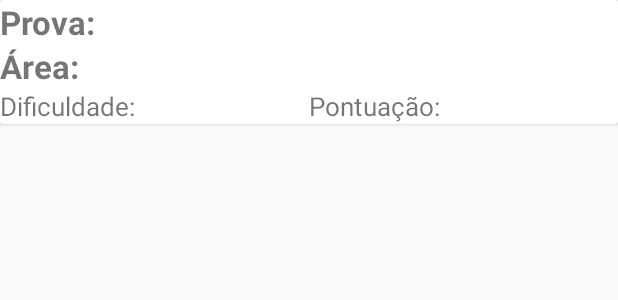
After one commit to MateusAlgayer/QuizIF, an Android app: the layout provacardview.xml on its own in the app's theme, with its tools: preview values and no code run, on a phone screen of 412 x 824 dp. The commit adds this screen. Shown: the top 300 px of the screen. Run offline under Robolectric (Android 15) with nearby library versions, the phone set to English and light mode, and no system bars.

Commit message:
provacardview

```diff
--- a/QuizIFMobile/app/src/main/res/layout/content_principal.xml
+++ b/QuizIFMobile/app/src/main/res/layout/content_principal.xml
@@ -17,7 +17,9 @@
         <androidx.recyclerview.widget.RecyclerView
             android:layout_width="match_parent"
             android:layout_height="match_parent"
-            android:layout_weight="1"/>
+            android:layout_weight="1"
+            android:id="@+id/rvProvas"
+            android:scrollbars="vertical"/>
 
         <LinearLayout
             android:layout_width="match_parent"
--- /dev/null
+++ b/QuizIFMobile/app/src/main/res/layout/provacardview.xml
@@ -0,0 +1,53 @@
+<?xml version="1.0" encoding="utf-8"?>
+<LinearLayout xmlns:android="http://schemas.android.com/apk/res/android"
+    android:orientation="vertical" android:layout_width="match_parent"
+    android:layout_height="match_parent">
+
+    <androidx.cardview.widget.CardView
+        android:layout_width="match_parent"
+        android:layout_height="wrap_content">
+
+        <LinearLayout
+            android:layout_width="match_parent"
+            android:layout_height="wrap_content"
+            android:orientation="vertical">
+
+            <TextView
+                android:layout_width="match_parent"
+                android:layout_height="wrap_content"
+                android:textSize="22dp"
+                android:textStyle="bold"
+                android:text="Prova:"/>
+
+            <TextView
+                android:layout_width="match_parent"
+                android:layout_height="wrap_content"
+                android:textSize="22dp"
+                android:textStyle="bold"
+                android:text="Área:"/>
+
+            <LinearLayout
+                android:layout_width="match_parent"
+                android:layout_height="wrap_content"
+                android:orientation="horizontal">
+
+                <TextView
+                    android:layout_weight="1"
+                    android:layout_width="0dp"
+                    android:textSize="17dp"
+                    android:layout_height="wrap_content"
+                    android:text="Dificuldade:"/>
+
+                <TextView
+                    android:layout_weight="1"
+                    android:layout_width="0dp"
+                    android:textSize="17dp"
+                    android:layout_height="wrap_content"
+                    android:text="Pontuação:"/>
+
+            </LinearLayout>
+
+        </LinearLayout>
+    </androidx.cardview.widget.CardView>
+
+</LinearLayout>
```
Also changed, not shown: 2 other files.
